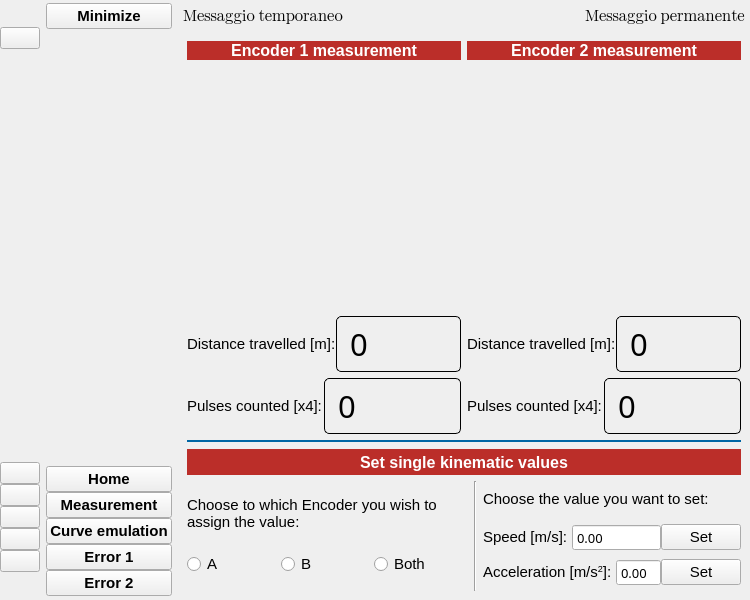
First picture: the form in ui/window.ui, repository saimoncollaku/GITSIM-application, before the edit.
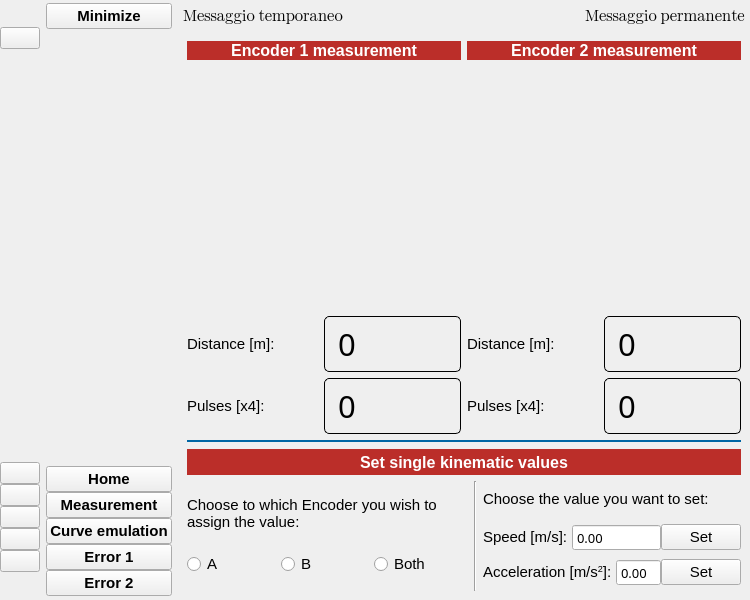
Second picture: the form after the edit. Icons and pictures are not drawn. Custom widgets are drawn as their Qt base class.

The edit to the form file:
```diff
--- a/ui/window.ui
+++ b/ui/window.ui
@@ -1209,7 +1209,7 @@
                     </font>
                    </property>
                    <property name="text">
-                    <string>Distance travelled [m]:</string>
+                    <string>Distance [m]:</string>
                    </property>
                    <property name="margin">
                     <number>14</number>
@@ -1239,12 +1239,6 @@
 }
 </string>
                    </property>
-                   <property name="frameShape">
-                    <enum>QFrame::Shape::NoFrame</enum>
-                   </property>
-                   <property name="frameShadow">
-                    <enum>QFrame::Shadow::Sunken</enum>
-                   </property>
                    <property name="text">
                     <string>0</string>
                    </property>
@@ -1274,7 +1268,7 @@
                     </font>
                    </property>
                    <property name="text">
-                    <string>Pulses counted [x4]:</string>
+                    <string>Pulses [x4]:</string>
                    </property>
                    <property name="margin">
                     <number>14</number>
@@ -1406,7 +1400,7 @@
                     </font>
                    </property>
                    <property name="text">
-                    <string>Distance travelled [m]:</string>
+                    <string>Distance [m]:</string>
                    </property>
                    <property name="margin">
                     <number>14</number>
@@ -1462,7 +1456,7 @@
                     </font>
                    </property>
                    <property name="text">
-                    <string>Pulses counted [x4]:</string>
+                    <string>Pulses [x4]:</string>
                    </property>
                    <property name="margin">
                     <number>14</number>
```
